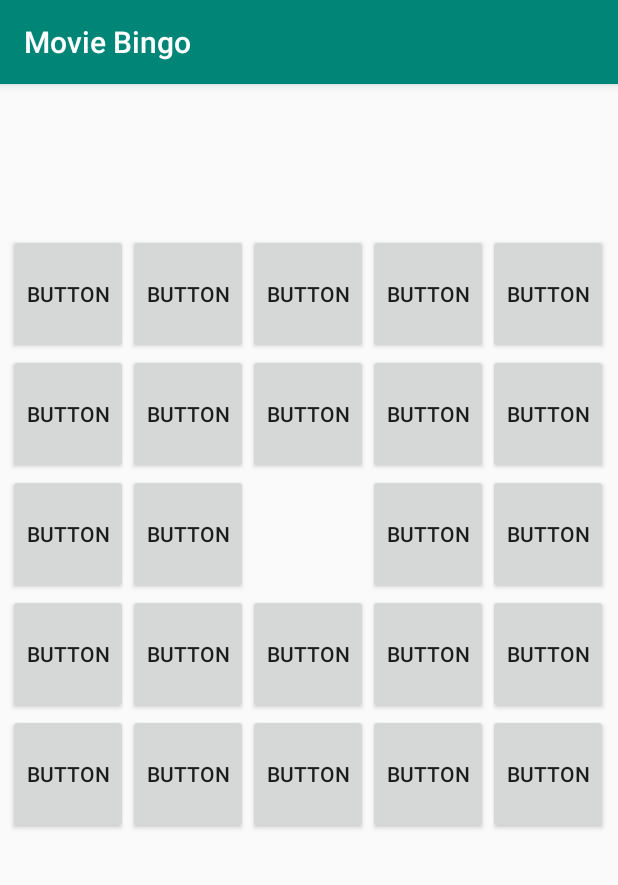
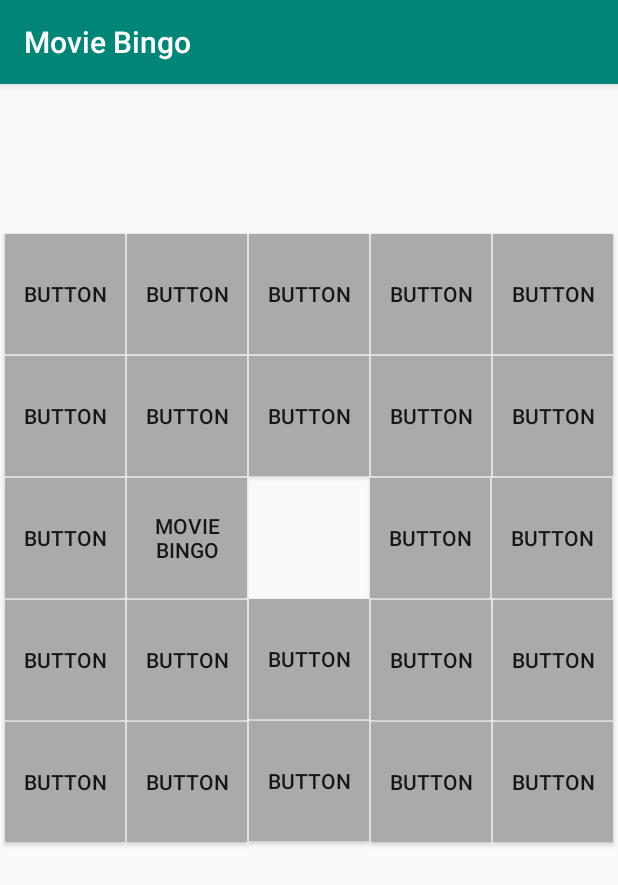
Before and after one commit to MeisterLuchs/MovieBingo, an Android app: the screen it shows after launch (MainActivity), on a phone screen of 412 x 824 dp. Shown: the top 885 px of the screen. Run offline under Robolectric (Android 15) with nearby library versions, the phone set to English and light mode, and no system bars; 1 statement that could not run was skipped.

Commit message:
some button changes

```diff
--- a/app/src/main/java/de/meisterluchs/moviebingo/MainActivity.java
+++ b/app/src/main/java/de/meisterluchs/moviebingo/MainActivity.java
@@ -3,6 +3,8 @@ package de.meisterluchs.moviebingo;
 import androidx.appcompat.app.AppCompatActivity;
 
 import android.os.Bundle;
+import android.view.View;
+import android.widget.Button;
 
 public class MainActivity extends AppCompatActivity {
 
@@ -11,4 +13,34 @@ public class MainActivity extends AppCompatActivity {
         super.onCreate(savedInstanceState);
         setContentView(R.layout.activity_main);
     }
+
+    private Button B1 = findViewById(R.id.B1);
+//    private Button I1 = findViewById(R.id.I1);
+//    private Button N1 = findViewById(R.id.N1);
+//    private Button G1 = findViewById(R.id.G1);
+//    private Button O1 = findViewById(R.id.O1);
+//    private Button B2 = findViewById(R.id.B2);
+//    private Button I2 = findViewById(R.id.I2);
+//    private Button N2 = findViewById(R.id.N2);
+//    private Button G2 = findViewById(R.id.G2);
+//    private Button O2 = findViewById(R.id.O2);
+//    private Button B3 = findViewById(R.id.B3);
+//    private Button I3 = findViewById(R.id.I3);
+//    private Button G3 = findViewById(R.id.G3);
+//    private Button O3 = findViewById(R.id.O3);
+//    private Button B4 = findViewById(R.id.B4);
+//    private Button I4 = findViewById(R.id.I4);
+//    private Button N4 = findViewById(R.id.N4);
+//    private Button G4 = findViewById(R.id.G4);
+//    private Button O4 = findViewById(R.id.O4);
+//    private Button B5 = findViewById(R.id.B5);
+//    private Button I5 = findViewById(R.id.I5);
+//    private Button N5 = findViewById(R.id.N5);
+//    private Button G5 = findViewById(R.id.G5);
+//    private Button O5 = findViewById(R.id.O5);
+
+//    // called when button is pressed
+//    public void tapButton(View activity_main) {
+//        B1.setBackgroundColor(1);
+//    }
 }
--- a/app/src/main/res/layout/activity_main.xml
+++ b/app/src/main/res/layout/activity_main.xml
@@ -10,9 +10,11 @@
         android:id="@+id/B1"
         android:layout_width="80dp"
         android:layout_height="80dp"
-        android:layout_marginStart="5dp"
-        android:layout_marginLeft="5dp"
+        android:layout_marginStart="3dp"
+        android:layout_marginLeft="3dp"
         android:layout_marginTop="100dp"
+        android:background="@android:color/darker_gray"
+        android:onClick="tapButton"
         android:text="Button"
         app:layout_constraintStart_toStartOf="parent"
         app:layout_constraintTop_toTopOf="parent" />
@@ -21,7 +23,10 @@
         android:id="@+id/I1"
         android:layout_width="80dp"
         android:layout_height="80dp"
+        android:layout_marginStart="1dp"
+        android:layout_marginLeft="1dp"
         android:layout_marginTop="100dp"
+        android:background="@android:color/darker_gray"
         android:text="Button"
         app:layout_constraintStart_toEndOf="@+id/B1"
         app:layout_constraintTop_toTopOf="parent" />
@@ -30,7 +35,10 @@
         android:id="@+id/N1"
         android:layout_width="80dp"
         android:layout_height="80dp"
+        android:layout_marginStart="1dp"
+        android:layout_marginLeft="1dp"
         android:layout_marginTop="100dp"
+        android:background="@android:color/darker_gray"
         android:text="Button"
         app:layout_constraintStart_toEndOf="@+id/I1"
         app:layout_constraintTop_toTopOf="parent" />
@@ -39,7 +47,10 @@
         android:id="@+id/G1"
         android:layout_width="80dp"
         android:layout_height="80dp"
+        android:layout_marginStart="1dp"
+        android:layout_marginLeft="1dp"
         android:layout_marginTop="100dp"
+        android:background="@android:color/darker_gray"
         android:text="Button"
         app:layout_constraintStart_toEndOf="@+id/N1"
         app:layout_constraintTop_toTopOf="parent" />
@@ -48,8 +59,15 @@
         android:id="@+id/O1"
         android:layout_width="80dp"
         android:layout_height="80dp"
+        android:layout_marginStart="1dp"
+        android:layout_marginLeft="1dp"
         android:layout_marginTop="100dp"
+        android:layout_marginEnd="3dp"
+        android:layout_marginRight="3dp"
+        android:background="@android:color/darker_gray"
         android:text="Button"
+        app:layout_constraintEnd_toEndOf="parent"
+        app:layout_constraintHorizontal_bias="0.0"
         app:layout_constraintStart_toEndOf="@+id/G1"
         app:layout_constraintTop_toTopOf="parent" />
 
@@ -57,8 +75,10 @@
         android:id="@+id/B2"
         android:layout_width="80dp"
         android:layout_height="80dp"
-        android:layout_marginStart="5dp"
-        android:layout_marginLeft="5dp"
+        android:layout_marginStart="3dp"
+        android:layout_marginLeft="3dp"
+        android:layout_marginTop="1dp"
+        android:background="@android:color/darker_gray"
         android:text="Button"
         app:layout_constraintStart_toStartOf="parent"
         app:layout_constraintTop_toBottomOf="@+id/B1" />
@@ -67,6 +87,10 @@
         android:id="@+id/I2"
         android:layout_width="80dp"
         android:layout_height="80dp"
+        android:layout_marginStart="1dp"
+        android:layout_marginLeft="1dp"
+        android:layout_marginTop="1dp"
+        android:background="@android:color/darker_gray"
         android:text="Button"
         app:layout_constraintStart_toEndOf="@+id/B2"
         app:layout_constraintTop_toBottomOf="@+id/I1" />
@@ -75,6 +99,10 @@
         android:id="@+id/N2"
         android:layout_width="80dp"
         android:layout_height="80dp"
+        android:layout_marginStart="1dp"
+        android:layout_marginLeft="1dp"
+        android:layout_marginTop="1dp"
+        android:background="@android:color/darker_gray"
         android:text="Button"
         app:layout_constraintStart_toEndOf="@+id/I2"
         app:layout_constraintTop_toBottomOf="@+id/N1" />
@@ -83,6 +111,10 @@
         android:id="@+id/G2"
         android:layout_width="80dp"
         android:layout_height="80dp"
+        android:layout_marginStart="1dp"
+        android:layout_marginLeft="1dp"
+        android:layout_marginTop="1dp"
+        android:background="@android:color/darker_gray"
         android:text="Button"
         app:layout_constraintStart_toEndOf="@+id/N2"
         app:layout_constraintTop_toBottomOf="@+id/G1" />
@@ -91,7 +123,15 @@
         android:id="@+id/O2"
         android:layout_width="80dp"
         android:layout_height="80dp"
+        android:layout_marginStart="1dp"
+        android:layout_marginLeft="1dp"
+        android:layout_marginTop="1dp"
+        android:layout_marginEnd="3dp"
+        android:layout_marginRight="3dp"
+        android:background="@android:color/darker_gray"
         android:text="Button"
+        app:layout_constraintEnd_toEndOf="parent"
+        app:layout_constraintHorizontal_bias="0.0"
         app:layout_constraintStart_toEndOf="@+id/G2"
         app:layout_constraintTop_toBottomOf="@+id/O1" />
 
@@ -99,8 +139,10 @@
         android:id="@+id/B3"
         android:layout_width="80dp"
         android:layout_height="80dp"
-        android:layout_marginStart="5dp"
-        android:layout_marginLeft="5dp"
+        android:layout_marginStart="3dp"
+        android:layout_marginLeft="3dp"
+        android:layout_marginTop="1dp"
+        android:background="@android:color/darker_gray"
         android:text="Button"
         app:layout_constraintStart_toStartOf="parent"
         app:layout_constraintTop_toBottomOf="@+id/B2" />
@@ -109,7 +151,11 @@
         android:id="@+id/I3"
         android:layout_width="80dp"
         android:layout_height="80dp"
-        android:text="Button"
+        android:layout_marginStart="1dp"
+        android:layout_marginLeft="1dp"
+        android:layout_marginTop="1dp"
+        android:background="@android:color/darker_gray"
+        android:text="@string/app_name"
         app:layout_constraintStart_toEndOf="@+id/B3"
         app:layout_constraintTop_toBottomOf="@+id/I2" />
 
@@ -117,8 +163,10 @@
         android:id="@+id/G3"
         android:layout_width="80dp"
         android:layout_height="80dp"
-        android:layout_marginStart="80dp"
-        android:layout_marginLeft="80dp"
+        android:layout_marginStart="82dp"
+        android:layout_marginLeft="82dp"
+        android:layout_marginTop="1dp"
+        android:background="@android:color/darker_gray"
         android:text="Button"
         app:layout_constraintStart_toEndOf="@+id/I3"
         app:layout_constraintTop_toBottomOf="@+id/G2" />
@@ -127,7 +175,15 @@
         android:id="@+id/O3"
         android:layout_width="80dp"
         android:layout_height="80dp"
+        android:layout_marginStart="1dp"
+        android:layout_marginLeft="1dp"
+        android:layout_marginTop="1dp"
+        android:layout_marginEnd="3dp"
+        android:layout_marginRight="3dp"
+        android:background="@android:color/darker_gray"
         android:text="Button"
+        app:layout_constraintEnd_toEndOf="parent"
+        app:layout_constraintHorizontal_bias="0.0"
         app:layout_constraintStart_toEndOf="@+id/G3"
         app:layout_constraintTop_toBottomOf="@+id/O2" />
 
@@ -135,8 +191,10 @@
         android:id="@+id/B4"
         android:layout_width="80dp"
         android:layout_height="80dp"
-        android:layout_marginStart="5dp"
-        android:layout_marginLeft="5dp"
+        android:layout_marginStart="3dp"
+        android:layout_marginLeft="3dp"
+        android:layout_marginTop="1dp"
+        android:background="@android:color/darker_gray"
         android:text="Button"
         app:layout_constraintStart_toStartOf="parent"
         app:layout_constraintTop_toBottomOf="@+id/B3" />
@@ -145,6 +203,10 @@
         android:id="@+id/I4"
         android:layout_width="80dp"
         android:layout_height="80dp"
+        android:layout_marginStart="1dp"
+        android:layout_marginLeft="1dp"
+        android:layout_marginTop="1dp"
+        android:background="@android:color/darker_gray"
         android:text="Button"
         app:layout_constraintStart_toEndOf="@+id/B4"
         app:layout_constraintTop_toBottomOf="@+id/I3" />
@@ -153,7 +215,10 @@
         android:id="@+id/N4"
         android:layout_width="80dp"
         android:layout_height="80dp"
-        android:layout_marginTop="80dp"
+        android:layout_marginStart="1dp"
+        android:layout_marginLeft="1dp"
+        android:layout_marginTop="82dp"
+        android:background="@android:color/darker_gray"
         android:text="Button"
         app:layout_constraintStart_toEndOf="@+id/I4"
         app:layout_constraintTop_toBottomOf="@+id/N2" />
@@ -162,6 +227,10 @@
         android:id="@+id/G4"
         android:layout_width="80dp"
         android:layout_height="80dp"
+        android:layout_marginStart="1dp"
+        android:layout_marginLeft="1dp"
+        android:layout_marginTop="1dp"
+        android:background="@android:color/darker_gray"
         android:text="Button"
         app:layout_constraintStart_toEndOf="@+id/N4"
         app:layout_constraintTop_toBottomOf="@+id/G3" />
@@ -170,7 +239,15 @@
         android:id="@+id/O4"
         android:layout_width="80dp"
         android:layout_height="80dp"
+        android:layout_marginStart="1dp"
+        android:layout_marginLeft="1dp"
+        android:layout_marginTop="1dp"
+        android:layout_marginEnd="3dp"
+        android:layout_marginRight="3dp"
+        android:background="@android:color/darker_gray"
         android:text="Button"
+        app:layout_constraintEnd_toEndOf="parent"
+        app:layout_constraintHorizontal_bias="0.0"
         app:layout_constraintStart_toEndOf="@+id/G4"
         app:layout_constraintTop_toBottomOf="@+id/O3" />
 
@@ -178,8 +255,10 @@
         android:id="@+id/B5"
         android:layout_width="80dp"
         android:layout_height="80dp"
-        android:layout_marginStart="5dp"
-        android:layout_marginLeft="5dp"
+        android:layout_marginStart="3dp"
+        android:layout_marginLeft="3dp"
+        android:layout_marginTop="1dp"
+        android:background="@android:color/darker_gray"
         android:text="Button"
         app:layout_constraintStart_toStartOf="parent"
         app:layout_constraintTop_toBottomOf="@+id/B4" />
@@ -188,6 +267,10 @@
         android:id="@+id/I5"
         android:layout_width="80dp"
         android:layout_height="80dp"
+        android:layout_marginStart="1dp"
+        android:layout_marginLeft="1dp"
+        android:layout_marginTop="1dp"
+        android:background="@android:color/darker_gray"
         android:text="Button"
         app:layout_constraintStart_toEndOf="@+id/B5"
         app:layout_constraintTop_toBottomOf="@+id/I4" />
@@ -196,6 +279,10 @@
         android:id="@+id/N5"
         android:layout_width="80dp"
         android:layout_height="80dp"
+        android:layout_marginStart="1dp"
+        android:layout_marginLeft="1dp"
+        android:layout_marginTop="1dp"
+        android:background="@android:color/darker_gray"
         android:text="Button"
         app:layout_constraintStart_toEndOf="@+id/I5"
         app:layout_constraintTop_toBottomOf="@+id/N4" />
@@ -204,6 +291,10 @@
         android:id="@+id/G5"
         android:layout_width="80dp"
         android:layout_height="80dp"
+        android:layout_marginStart="1dp"
+        android:layout_marginLeft="1dp"
+        android:layout_marginTop="1dp"
+        android:background="@android:color/darker_gray"
         android:text="Button"
         app:layout_constraintStart_toEndOf="@+id/N5"
         app:layout_constraintTop_toBottomOf="@+id/G4" />
@@ -212,7 +303,15 @@
         android:id="@+id/O5"
         android:layout_width="80dp"
         android:layout_height="80dp"
+        android:layout_marginStart="1dp"
+        android:layout_marginLeft="1dp"
+        android:layout_marginTop="1dp"
+        android:layout_marginEnd="3dp"
+        android:layout_marginRight="3dp"
+        android:background="@android:color/darker_gray"
         android:text="Button"
+        app:layout_constraintEnd_toEndOf="parent"
+        app:layout_constraintHorizontal_bias="0.0"
         app:layout_constraintStart_toEndOf="@+id/G5"
         app:layout_constraintTop_toBottomOf="@+id/O4" />
 
```
